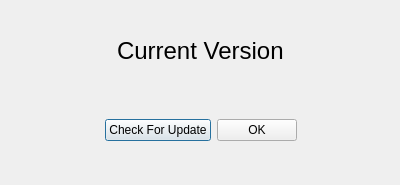
Qt form BerViewer/about_dlg.ui (jykim74/BerEditor) before a commit.
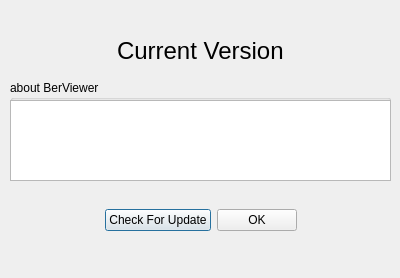
The same form after that commit.

```diff
--- a/BerViewer/about_dlg.ui
+++ b/BerViewer/about_dlg.ui
@@ -7,7 +7,7 @@
     <x>0</x>
     <y>0</y>
     <width>400</width>
-    <height>185</height>
+    <height>278</height>
    </rect>
   </property>
   <property name="windowTitle">
@@ -16,9 +16,9 @@
   <widget class="QWidget" name="horizontalLayoutWidget">
    <property name="geometry">
     <rect>
-     <x>20</x>
+     <x>10</x>
      <y>30</y>
-     <width>361</width>
+     <width>381</width>
      <height>41</height>
     </rect>
    </property>
@@ -66,9 +66,9 @@
   <widget class="QWidget" name="horizontalLayoutWidget_2">
    <property name="geometry">
     <rect>
-     <x>20</x>
-     <y>110</y>
-     <width>361</width>
+     <x>10</x>
+     <y>200</y>
+     <width>381</width>
      <height>41</height>
     </rect>
    </property>
@@ -115,6 +115,32 @@
     </item>
    </layout>
   </widget>
+  <widget class="QGroupBox" name="groupBox">
+   <property name="geometry">
+    <rect>
+     <x>10</x>
+     <y>80</y>
+     <width>381</width>
+     <height>101</height>
+    </rect>
+   </property>
+   <property name="title">
+    <string>about BerViewer</string>
+   </property>
+   <widget class="QTextEdit" name="mAboutText">
+    <property name="geometry">
+     <rect>
+      <x>0</x>
+      <y>20</y>
+      <width>381</width>
+      <height>81</height>
+     </rect>
+    </property>
+    <property name="readOnly">
+     <bool>true</bool>
+    </property>
+   </widget>
+  </widget>
  </widget>
  <resources/>
  <connections/>
```
